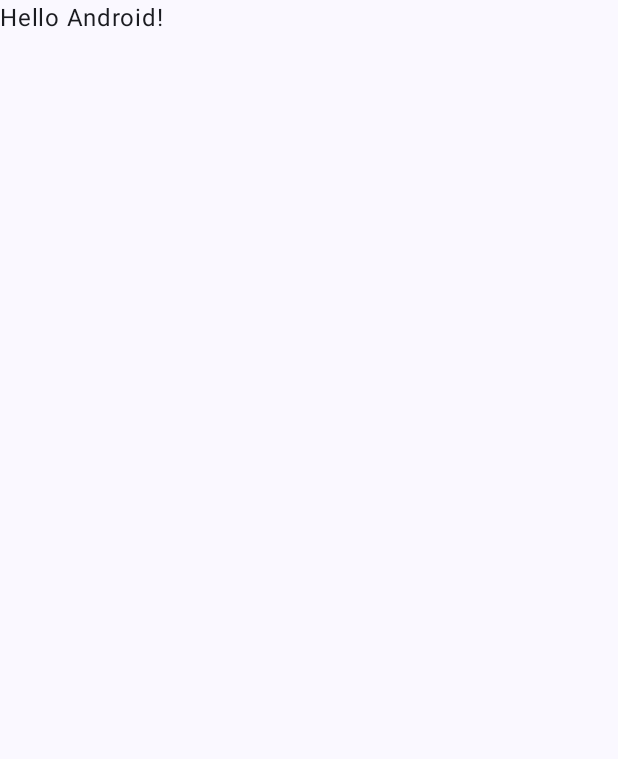
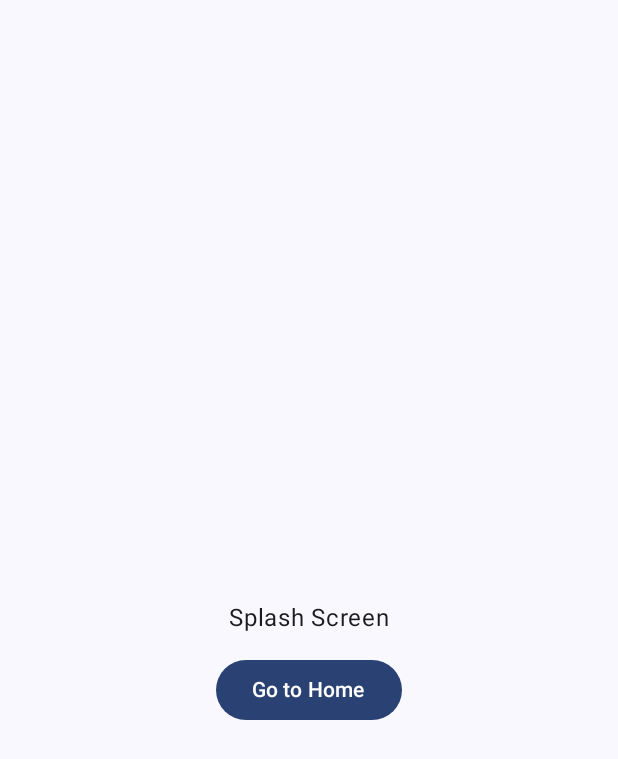
Before and after one commit to mustafayigitt/ComposeTemplate, an Android app built with Jetpack Compose: the screen it shows after launch (MainActivity), on a phone screen of 412 x 824 dp. Before the commit the part shown is almost empty. Shown: the top 759 px of the screen. Run offline under Robolectric (Android 15) with nearby library versions, the phone set to English and light mode, and no system bars.

Commit message:
implemented navigation structure

```diff
--- a/app/build.gradle.kts
+++ b/app/build.gradle.kts
@@ -85,6 +85,9 @@ dependencies {
     implementation("androidx.compose.ui:ui-tooling-preview")
     implementation("androidx.compose.material3:material3")
 
+    // Navigation
+    implementation("androidx.navigation:navigation-compose:2.6.0")
+
     // Testing
     testImplementation("junit:junit:4.13.2")
     androidTestImplementation("androidx.test.ext:junit:1.1.5")
--- a/app/src/main/java/com/ytapps/androidsinglemoduletemplate/MainActivity.kt
+++ b/app/src/main/java/com/ytapps/androidsinglemoduletemplate/MainActivity.kt
@@ -3,13 +3,7 @@ package com.ytapps.androidsinglemoduletemplate
 import android.os.Bundle
 import androidx.activity.ComponentActivity
 import androidx.activity.compose.setContent
-import androidx.compose.foundation.layout.fillMaxSize
-import androidx.compose.material3.MaterialTheme
-import androidx.compose.material3.Surface
-import androidx.compose.material3.Text
-import androidx.compose.runtime.Composable
-import androidx.compose.ui.Modifier
-import androidx.compose.ui.tooling.preview.Preview
+import com.ytapps.androidsinglemoduletemplate.ui.navigation.AppNavigation
 import com.ytapps.androidsinglemoduletemplate.ui.theme.AndroidSingleModuleTemplateTheme
 
 class MainActivity : ComponentActivity() {
@@ -17,30 +11,8 @@ class MainActivity : ComponentActivity() {
         super.onCreate(savedInstanceState)
         setContent {
             AndroidSingleModuleTemplateTheme {
-                // A surface container using the 'background' color from the theme
-                Surface(
-                    modifier = Modifier.fillMaxSize(),
-                    color = MaterialTheme.colorScheme.background
-                ) {
-                    Greeting("Android")
-                }
+                AppNavigation()
             }
         }
     }
 }
-
-@Composable
-fun Greeting(name: String, modifier: Modifier = Modifier) {
-    Text(
-        text = "Hello $name!",
-        modifier = modifier
-    )
-}
-
-@Preview(showBackground = true)
-@Composable
-fun GreetingPreview() {
-    AndroidSingleModuleTemplateTheme {
-        Greeting("Android")
-    }
-}
--- /dev/null
+++ b/app/src/main/java/com/ytapps/androidsinglemoduletemplate/ui/home/HomeRoute.kt
@@ -0,0 +1,53 @@
+package com.ytapps.androidsinglemoduletemplate.ui.home
+
+import androidx.compose.foundation.layout.Box
+import androidx.compose.foundation.layout.fillMaxSize
+import androidx.compose.material.icons.Icons
+import androidx.compose.material.icons.filled.Home
+import androidx.compose.material3.Icon
+import androidx.compose.material3.Text
+import androidx.compose.runtime.Composable
+import androidx.compose.ui.Alignment
+import androidx.compose.ui.Modifier
+import androidx.navigation.NavController
+import androidx.navigation.NavGraphBuilder
+import androidx.navigation.NavHostController
+import androidx.navigation.compose.composable
+import com.ytapps.androidsinglemoduletemplate.ui.navigation.IBottomBarItem
+
+/**
+ * Created by mustafa.yigit on 25/08/2023
+ * mustafa.yt65@gmail.com
+ */
+
+fun NavGraphBuilder.homeGraph(
+    navController: NavHostController
+) {
+    composable(Home.route) {
+        HomeScreen(
+            navController = navController
+        )
+    }
+}
+
+data object Home : IBottomBarItem {
+    override val route: String = "route_home"
+    override val icon: @Composable () -> Unit = {
+        Icon(
+            imageVector = Icons.Filled.Home,
+            contentDescription = "Home"
+        )
+    }
+}
+
+@Composable
+fun HomeScreen(
+    navController: NavController
+) {
+    Box(
+        modifier = Modifier.fillMaxSize(),
+        contentAlignment = Alignment.Center
+    ) {
+        Text(text = "Home Screen")
+    }
+}
--- /dev/null
+++ b/app/src/main/java/com/ytapps/androidsinglemoduletemplate/ui/navigation/AppNavigation.kt
@@ -0,0 +1,131 @@
+package com.ytapps.androidsinglemoduletemplate.ui.navigation
+
+import androidx.compose.foundation.layout.fillMaxSize
+import androidx.compose.foundation.layout.padding
+import androidx.compose.material3.ExperimentalMaterial3Api
+import androidx.compose.material3.MaterialTheme
+import androidx.compose.material3.NavigationBar
+import androidx.compose.material3.NavigationBarItem
+import androidx.compose.material3.NavigationBarItemDefaults
+import androidx.compose.material3.Scaffold
+import androidx.compose.runtime.Composable
+import androidx.compose.runtime.getValue
+import androidx.compose.ui.Modifier
+import androidx.navigation.NavController
+import androidx.navigation.compose.NavHost
+import androidx.navigation.compose.currentBackStackEntryAsState
+import androidx.navigation.compose.rememberNavController
+import com.ytapps.androidsinglemoduletemplate.ui.home.Home
+import com.ytapps.androidsinglemoduletemplate.ui.home.homeGraph
+import com.ytapps.androidsinglemoduletemplate.ui.profile.Profile
+import com.ytapps.androidsinglemoduletemplate.ui.profile.profileGraph
+import com.ytapps.androidsinglemoduletemplate.ui.search.Search
+import com.ytapps.androidsinglemoduletemplate.ui.search.searchGraph
+import com.ytapps.androidsinglemoduletemplate.ui.splash.Splash
+import com.ytapps.androidsinglemoduletemplate.ui.splash.splashGraph
+
+/**
+ * Created by mustafayigitt on 25/08/2023
+ * mustafa.yt65@gmail.com
+ */
+
+interface INavigationItem {
+    val route: String
+}
+
+interface IBottomBarItem : INavigationItem {
+    val icon: @Composable () -> Unit
+}
+
+object NavigationManager {
+    var startDestination: INavigationItem = Splash
+    var bottomBarItems: List<IBottomBarItem> = listOf(
+        Home,
+        Search,
+        Profile,
+    )
+
+    fun isBottomBarItem(route: String): Boolean {
+        return bottomBarItems.any { it.route == route }
+    }
+}
+
+
+@OptIn(ExperimentalMaterial3Api::class)
+@Composable
+fun AppNavigation() {
+    val navController = rememberNavController()
+    val currentBackStackEntry by navController.currentBackStackEntryAsState()
+    val currentRoute = currentBackStackEntry?.destination?.route
+
+    val bottomBarItems = NavigationManager.bottomBarItems
+    val startDestinationRoute = NavigationManager.startDestination.route
+
+    Scaffold(
+        modifier = Modifier.fillMaxSize(),
+        bottomBar = {
+            currentRoute?.let { currentRoute ->
+                if (NavigationManager.isBottomBarItem(currentRoute)) {
+                    AppNavigationBar(
+                        navController = navController,
+                        items = bottomBarItems,
+                        onItemClick = {
+                            navController.navigate(it.route) {
+                                // Pop up to the start destination of the graph to
+                                // avoid building up a large stack of destinations
+                                // on the back stack as users select items
+                                popUpTo(startDestinationRoute) {
+                                    saveState = true
+                                }
+                                // Avoid multiple copies of the same destination when
+                                // reselecting the same item
+                                launchSingleTop = true
+                                // Restore state when reselecting a previously selected item
+                                restoreState = true
+                            }
+                        }
+                    )
+                }
+            }
+        }
+    ) { paddingValues ->
+        NavHost(
+            navController = navController,
+            startDestination = startDestinationRoute,
+            modifier = Modifier.padding(paddingValues)
+        ) {
+            splashGraph(navController)
+            searchGraph(navController)
+            homeGraph(navController)
+            profileGraph(navController)
+        }
+    }
+}
+
+@Composable
+fun AppNavigationBar(
+    modifier: Modifier = Modifier,
+    navController: NavController,
+    items: List<IBottomBarItem>,
+    onItemClick: (IBottomBarItem) -> Unit
+) {
+    val currentBackStackEntry by navController.currentBackStackEntryAsState()
+    val currentRoute = currentBackStackEntry?.destination?.route
+
+    NavigationBar(
+        modifier = modifier,
+        containerColor = MaterialTheme.colorScheme.surface
+    ) {
+        items.forEach { item ->
+            NavigationBarItem(
+                icon = item.icon,
+                selected = item.route == currentRoute,
+                colors = NavigationBarItemDefaults.colors(
+                    selectedIconColor = MaterialTheme.colorScheme.primary,
+                    unselectedIconColor = MaterialTheme.colorScheme.onSurface
+                ),
+                onClick = { onItemClick(item) },
+            )
+        }
+    }
+}
--- /dev/null
+++ b/app/src/main/java/com/ytapps/androidsinglemoduletemplate/ui/profile/ProfileRoute.kt
@@ -0,0 +1,53 @@
+package com.ytapps.androidsinglemoduletemplate.ui.profile
+
+import androidx.compose.foundation.layout.Box
+import androidx.compose.foundation.layout.fillMaxSize
+import androidx.compose.material.icons.Icons
+import androidx.compose.material.icons.filled.Person
+import androidx.compose.material3.Icon
+import androidx.compose.material3.Text
+import androidx.compose.runtime.Composable
+import androidx.compose.ui.Alignment
+import androidx.compose.ui.Modifier
+import androidx.navigation.NavController
+import androidx.navigation.NavGraphBuilder
+import androidx.navigation.NavHostController
+import androidx.navigation.compose.composable
+import com.ytapps.androidsinglemoduletemplate.ui.navigation.IBottomBarItem
+
+/**
+ * Created by mustafayigitt on 25/08/2023
+ * mustafa.yt65@gmail.com
+ */
+
+fun NavGraphBuilder.profileGraph(
+    navController: NavHostController
+) {
+    composable(Profile.route) {
+        ProfileScreen(
+            navController = navController
+        )
+    }
+}
+
+data object Profile : IBottomBarItem {
+    override val route: String = "route_profile"
+    override val icon: @Composable () -> Unit = {
+        Icon(
+            imageVector = Icons.Filled.Person,
+            contentDescription = "Profile"
+        )
+    }
+}
+
+@Composable
+fun ProfileScreen(
+    navController: NavController
+) {
+    Box(
+        modifier = Modifier.fillMaxSize(),
+        contentAlignment = Alignment.Center
+    ) {
+        Text(text = "Profile Screen")
+    }
+}
--- /dev/null
+++ b/app/src/main/java/com/ytapps/androidsinglemoduletemplate/ui/search/SearchRoute.kt
@@ -0,0 +1,53 @@
+package com.ytapps.androidsinglemoduletemplate.ui.search
+
+import androidx.compose.foundation.layout.Box
+import androidx.compose.foundation.layout.fillMaxSize
+import androidx.compose.material.icons.Icons
+import androidx.compose.material.icons.filled.Search
+import androidx.compose.material3.Icon
+import androidx.compose.material3.Text
+import androidx.compose.runtime.Composable
+import androidx.compose.ui.Alignment
+import androidx.compose.ui.Modifier
+import androidx.navigation.NavController
+import androidx.navigation.NavGraphBuilder
+import androidx.navigation.NavHostController
+import androidx.navigation.compose.composable
+import com.ytapps.androidsinglemoduletemplate.ui.navigation.IBottomBarItem
+
+/**
+ * Created by mustafayigitt on 25/08/2023
+ * mustafa.yt65@gmail.com
+ */
+
+fun NavGraphBuilder.searchGraph(
+    navController: NavHostController
+) {
+    composable(Search.route) {
+        SearchScreen(
+            navController = navController
+        )
+    }
+}
+
+data object Search : IBottomBarItem {
+    override val route: String = "route_search"
+    override val icon: @Composable () -> Unit = {
+        Icon(
+            imageVector = Icons.Filled.Search,
+            contentDescription = "Search"
+        )
+    }
+}
+
+@Composable
+fun SearchScreen(
+    navController: NavController
+) {
+    Box(
+        modifier = Modifier.fillMaxSize(),
+        contentAlignment = Alignment.Center
+    ) {
+        Text(text = "Search Screen")
+    }
+}
--- /dev/null
+++ b/app/src/main/java/com/ytapps/androidsinglemoduletemplate/ui/splash/SplashRoute.kt
@@ -0,0 +1,57 @@
+package com.ytapps.androidsinglemoduletemplate.ui.splash
+
+import androidx.compose.foundation.layout.Box
+import androidx.compose.foundation.layout.fillMaxSize
+import androidx.compose.foundation.layout.offset
+import androidx.compose.material3.Button
+import androidx.compose.material3.Text
+import androidx.compose.runtime.Composable
+import androidx.compose.ui.Alignment
+import androidx.compose.ui.Modifier
+import androidx.compose.ui.unit.dp
+import androidx.navigation.NavController
+import androidx.navigation.NavGraphBuilder
+import androidx.navigation.compose.composable
+import com.ytapps.androidsinglemoduletemplate.ui.home.Home
+import com.ytapps.androidsinglemoduletemplate.ui.navigation.INavigationItem
+
+/**
+ * Created by mustafayigitt on 25/08/2023
+ * mustafa.yt65@gmail.com
+ */
+
+fun NavGraphBuilder.splashGraph(
+    navController: NavController
+) {
+    composable(Splash.route) {
+        SplashScreen(
+            homeNavigator = {
+                navController.navigate(Home.route)
+            }
+        )
+    }
+}
+
+data object Splash : INavigationItem {
+    override val route: String = "route_splash"
+}
+
+@Composable
+fun SplashScreen(
+    homeNavigator: () -> Unit
+) {
+    Box(
+        modifier = Modifier.fillMaxSize(),
+        contentAlignment = Alignment.Center
+    ) {
+        Text(text = "Splash Screen")
+        Button(
+            modifier = Modifier.offset(y = 48.dp),
+            onClick = {
+                homeNavigator.invoke()
+            },
+        ) {
+            Text(text = "Go to Home")
+        }
+    }
+}
```
